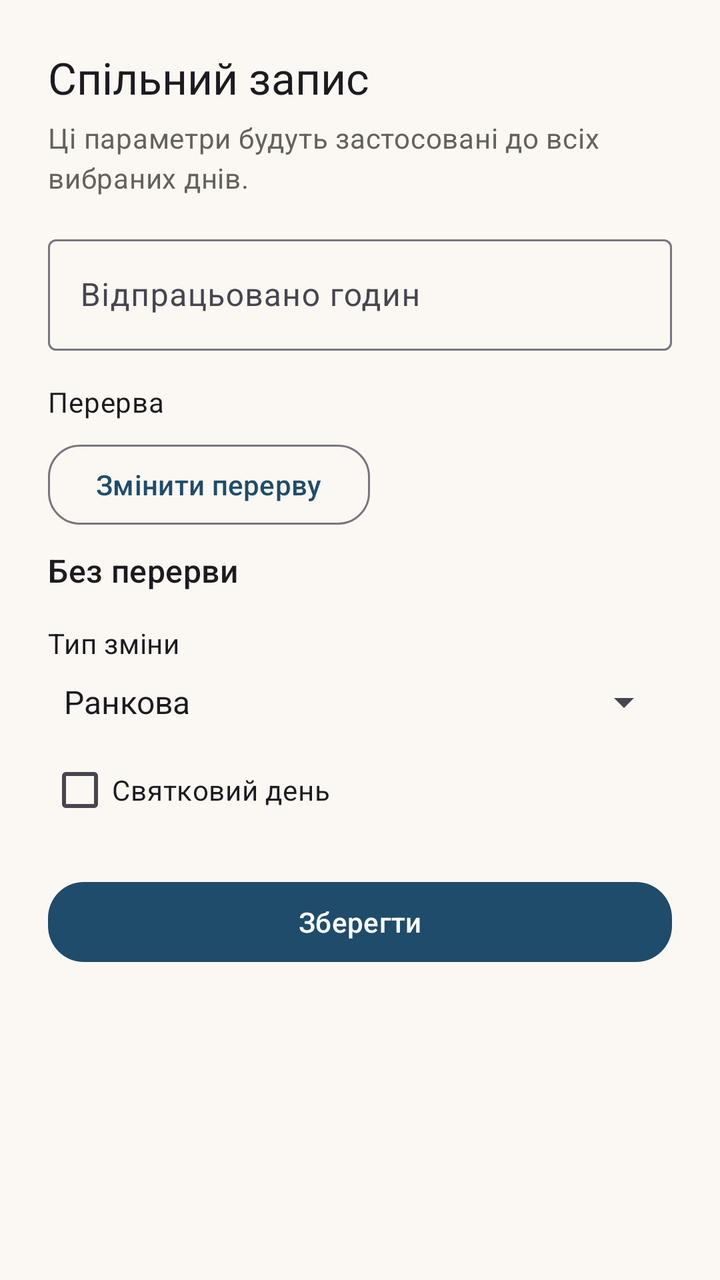
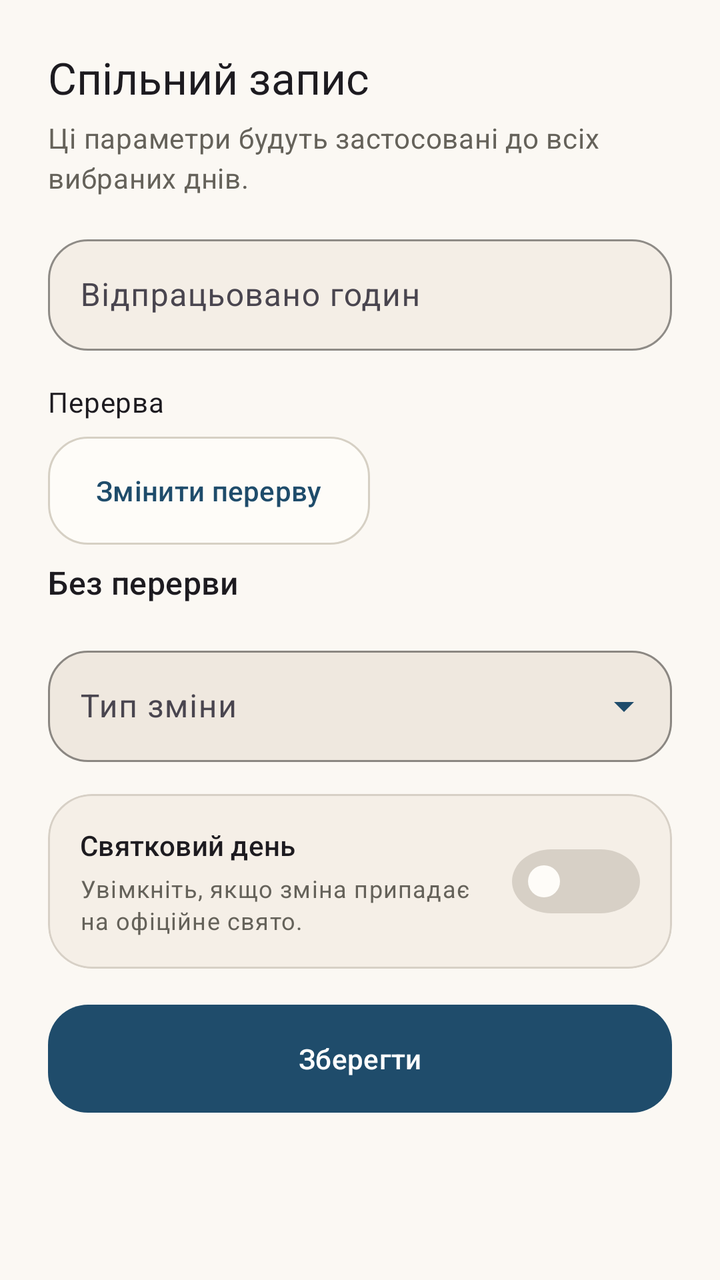

Before-and-after screenshots of an Android layout around one commit, followed by the original layout XML and the change that was made.
<!-- AndroidManifest.xml: application theme Theme.WorkTracker -->
<!-- res/layout/dialog_bulk_entry.xml -->
<ScrollView xmlns:android="http://schemas.android.com/apk/res/android"
    xmlns:app="http://schemas.android.com/apk/res-auto"
    android:layout_width="match_parent"
    android:layout_height="wrap_content"
    android:fillViewport="true">

<LinearLayout
    android:layout_width="match_parent"
    android:layout_height="wrap_content"
    android:orientation="vertical"
    android:padding="24dp">

    <TextView
        android:layout_width="wrap_content"
        android:layout_height="wrap_content"
        android:text="Спільний запис"
        style="@style/TextAppearance.Material3.TitleLarge" />

    <TextView
        android:layout_width="match_parent"
        android:layout_height="wrap_content"
        android:layout_marginTop="6dp"
        android:text="Ці параметри будуть застосовані до всіх вибраних днів."
        android:textColor="@color/chart_axis_text"
        style="@style/TextAppearance.Material3.BodyMedium" />

    <com.google.android.material.textfield.TextInputLayout
        android:layout_width="match_parent"
        android:layout_height="wrap_content"
        android:layout_marginTop="16dp">

        <com.google.android.material.textfield.TextInputEditText
            android:id="@+id/inputHours"
            android:layout_width="match_parent"
            android:layout_height="wrap_content"
            android:hint="@string/worked_hours"
            android:inputType="numberDecimal" />
    </com.google.android.material.textfield.TextInputLayout>

    <TextView
        android:layout_width="wrap_content"
        android:layout_height="wrap_content"
        android:layout_marginTop="16dp"
        android:text="@string/break_picker_label"
        style="@style/TextAppearance.Material3.BodyMedium" />

    <com.google.android.material.button.MaterialButton
        android:id="@+id/buttonPickBreak"
        style="@style/Widget.Material3.Button.OutlinedButton"
        android:layout_width="wrap_content"
        android:layout_height="wrap_content"
        android:layout_marginTop="8dp"
        android:text="@string/break_picker_change"
        app:cornerRadius="16dp" />

    <TextView
        android:id="@+id/textBreakValue"
        android:layout_width="wrap_content"
        android:layout_height="wrap_content"
        android:layout_marginTop="8dp"
        android:text="@string/break_picker_zero"
        style="@style/TextAppearance.Material3.TitleMedium" />
    <TextView
        android:layout_width="wrap_content"
        android:layout_height="wrap_content"
        android:layout_marginTop="16dp"
        android:text="@string/shift_type"
        style="@style/TextAppearance.Material3.BodyMedium" />

    <Spinner
        android:id="@+id/spinnerShift"
        android:layout_width="match_parent"
        android:layout_height="wrap_content"
        android:entries="@array/shift_types"
        android:layout_marginTop="8dp" />

    <com.google.android.material.checkbox.MaterialCheckBox
        android:id="@+id/checkHoliday"
        android:layout_width="wrap_content"
        android:layout_height="wrap_content"
        android:text="@string/holiday"
        android:layout_marginTop="8dp" />

    <com.google.android.material.button.MaterialButton
        android:id="@+id/buttonSaveBulk"
        android:layout_width="match_parent"
        android:layout_height="wrap_content"
        android:text="@string/save"
        android:layout_marginTop="18dp"
        app:cornerRadius="18dp" />
</LinearLayout>
</ScrollView>
<!-- resources referenced by this layout -->
<resources>
  <string-array name="shift_types">
          <item>Ранкова</item>
          <item>Денна</item>
          <item>Нічна</item>
      </string-array>
  <style name="Theme.WorkTracker" parent="Theme.Material3.Light.NoActionBar">
          <item name="colorPrimary">@color/primary</item>
          <item name="colorOnPrimary">@color/onPrimary</item>
          <item name="colorPrimaryContainer">@color/primaryContainer</item>
          <item name="colorOnPrimaryContainer">@color/onPrimaryContainer</item>
          <item name="colorSecondary">@color/secondary</item>
          <item name="colorOnSecondary">@color/onSecondary</item>
          <item name="colorSecondaryContainer">@color/secondaryContainer</item>
          <item name="colorOnSecondaryContainer">@color/onSecondaryContainer</item>
          <item name="colorTertiary">@color/tertiary</item>
          <item name="colorOnTertiary">@color/onTertiary</item>
          <item name="colorTertiaryContainer">@color/tertiaryContainer</item>
          <item name="colorOnTertiaryContainer">@color/onTertiaryContainer</item>
          <item name="colorError">@color/error</item>
          <item name="colorOnError">@color/onError</item>
          <item name="android:windowBackground">@color/background</item>
          <item name="android:statusBarColor">@android:color/transparent</item>
          <item name="android:navigationBarColor">@android:color/transparent</item>
          <item name="colorOnBackground">@color/onBackground</item>
          <item name="android:colorBackground">@color/background</item>
          <item name="colorSurface">@color/surface</item>
          <item name="colorOnSurface">@color/onSurface</item>
          <item name="materialAlertDialogTheme">@style/ThemeOverlay.WorkTracker.MaterialAlertDialog</item>
      </style>
  <!-- unchanged entries left out for length: 28 -->
</resources>

<!-- the commit's change to res/layout/dialog_bulk_entry.xml (unified diff, before → after) -->
@@ -25,15 +25,17 @@
         style="@style/TextAppearance.Material3.BodyMedium" />
 
     <com.google.android.material.textfield.TextInputLayout
+        style="@style/Widget.WorkTracker.TextInputLayout"
         android:layout_width="match_parent"
         android:layout_height="wrap_content"
-        android:layout_marginTop="16dp">
+        android:layout_marginTop="16dp"
+        android:hint="@string/worked_hours">
 
         <com.google.android.material.textfield.TextInputEditText
             android:id="@+id/inputHours"
+            style="@style/Widget.WorkTracker.TextInputEditText"
             android:layout_width="match_parent"
             android:layout_height="wrap_content"
-            android:hint="@string/worked_hours"
             android:inputType="numberDecimal" />
     </com.google.android.material.textfield.TextInputLayout>
 
@@ -46,12 +48,11 @@
 
     <com.google.android.material.button.MaterialButton
         android:id="@+id/buttonPickBreak"
-        style="@style/Widget.Material3.Button.OutlinedButton"
+        style="@style/Widget.WorkTracker.Button.Outlined"
         android:layout_width="wrap_content"
         android:layout_height="wrap_content"
         android:layout_marginTop="8dp"
-        android:text="@string/break_picker_change"
-        app:cornerRadius="16dp" />
+        android:text="@string/break_picker_change" />
 
     <TextView
         android:id="@+id/textBreakValue"
@@ -60,33 +61,74 @@
         android:layout_marginTop="8dp"
         android:text="@string/break_picker_zero"
         style="@style/TextAppearance.Material3.TitleMedium" />
-    <TextView
-        android:layout_width="wrap_content"
+    <com.google.android.material.textfield.TextInputLayout
+        android:id="@+id/layoutBulkShiftType"
+        style="@style/Widget.WorkTracker.TextInputLayout.Dropdown"
+        android:layout_width="match_parent"
+        android:layout_height="wrap_content"
+        android:layout_marginTop="18dp"
+        android:hint="@string/shift_type">
+
+        <com.google.android.material.textfield.MaterialAutoCompleteTextView
+            android:id="@+id/inputBulkShiftType"
+            style="@style/Widget.WorkTracker.DropdownInput"
+            android:layout_width="match_parent"
+            android:layout_height="wrap_content"
+            android:inputType="none" />
+    </com.google.android.material.textfield.TextInputLayout>
+
+    <com.google.android.material.card.MaterialCardView
+        android:layout_width="match_parent"
         android:layout_height="wrap_content"
         android:layout_marginTop="16dp"
-        android:text="@string/shift_type"
-        style="@style/TextAppearance.Material3.BodyMedium" />
+        app:cardBackgroundColor="@color/toggle_panel"
+        app:cardCornerRadius="22dp"
+        app:cardElevation="0dp"
+        app:strokeColor="@color/toggle_panel_stroke"
+        app:strokeWidth="1dp">
 
-    <Spinner
-        android:id="@+id/spinnerShift"
-        android:layout_width="match_parent"
-        android:layout_height="wrap_content"
-        android:entries="@array/shift_types"
-        android:layout_marginTop="8dp" />
+        <LinearLayout
+            android:layout_width="match_parent"
+            android:layout_height="wrap_content"
+            android:gravity="center_vertical"
+            android:orientation="horizontal"
+            android:padding="16dp">
 
-    <com.google.android.material.checkbox.MaterialCheckBox
-        android:id="@+id/checkHoliday"
-        android:layout_width="wrap_content"
-        android:layout_height="wrap_content"
-        android:text="@string/holiday"
-        android:layout_marginTop="8dp" />
+            <LinearLayout
+                android:layout_width="0dp"
+                android:layout_height="wrap_content"
+                android:layout_weight="1"
+                android:orientation="vertical">
+
+                <TextView
+                    android:layout_width="wrap_content"
+                    android:layout_height="wrap_content"
+                    android:text="@string/holiday"
+                    style="@style/TextAppearance.Material3.TitleSmall" />
+
+                <TextView
+                    android:layout_width="wrap_content"
+                    android:layout_height="wrap_content"
+                    android:layout_marginTop="4dp"
+                    android:text="@string/holiday_toggle_hint"
+                    android:textColor="@color/chart_axis_text"
+                    style="@style/TextAppearance.Material3.BodySmall" />
+            </LinearLayout>
+
+            <com.google.android.material.switchmaterial.SwitchMaterial
+                android:id="@+id/checkHoliday"
+                style="@style/Widget.WorkTracker.Switch"
+                android:layout_width="wrap_content"
+                android:layout_height="wrap_content"
+                android:layout_marginStart="12dp" />
+        </LinearLayout>
+    </com.google.android.material.card.MaterialCardView>
 
     <com.google.android.material.button.MaterialButton
         android:id="@+id/buttonSaveBulk"
         android:layout_width="match_parent"
         android:layout_height="wrap_content"
         android:text="@string/save"
-        android:layout_marginTop="18dp"
-        app:cornerRadius="18dp" />
+        android:layout_marginTop="18dp" />
 </LinearLayout>
 </ScrollView>
<!-- resource entries referenced after the edit -->
@@ -1,10 +1,50 @@
 <!-- resources referenced by this layout -->
 <resources>
-  <string-array name="shift_types">
-          <item>Ранкова</item>
-          <item>Денна</item>
-          <item>Нічна</item>
-      </string-array>
+  <color name="toggle_panel">#F5EFE7</color>
+  <color name="toggle_panel_stroke">#D7D0C6</color>
+  <string name="holiday_toggle_hint">Увімкніть, якщо зміна припадає на офіційне свято.</string>
+  <style name="Widget.WorkTracker.Button.Outlined" parent="Widget.Material3.Button.OutlinedButton">
+          <item name="cornerRadius">20dp</item>
+          <item name="android:minHeight">54dp</item>
+          <item name="android:insetTop">0dp</item>
+          <item name="android:insetBottom">0dp</item>
+          <item name="backgroundTint">@color/surface</item>
+          <item name="strokeColor">@color/job_card_stroke</item>
+          <item name="android:textColor">@color/primary</item>
+          <item name="iconTint">@color/primary</item>
+      </style>
+  <style name="Widget.WorkTracker.DropdownInput" parent="@style/Widget.WorkTracker.TextInputEditText">
+          <item name="android:popupBackground">@drawable/bg_dropdown_popup</item>
+          <item name="android:dropDownVerticalOffset">8dp</item>
+          <item name="android:dropDownHorizontalOffset">0dp</item>
+          <item name="android:dropDownSelector">@drawable/bg_dropdown_option_item</item>
+      </style>
+  <style name="Widget.WorkTracker.Switch" parent="Widget.Material3.CompoundButton.MaterialSwitch">
+          <item name="thumbTint">@color/switch_thumb_tint</item>
+          <item name="trackTint">@color/switch_track_tint</item>
+      </style>
+  <style name="Widget.WorkTracker.TextInputEditText" parent="Widget.Material3.TextInputEditText.OutlinedBox">
+          <item name="android:textColor">@color/field_text</item>
+          <item name="android:textColorHint">@color/field_hint</item>
+          <item name="android:textSize">16sp</item>
+      </style>
+  <style name="Widget.WorkTracker.TextInputLayout" parent="Widget.Material3.TextInputLayout.OutlinedBox">
+          <item name="boxBackgroundColor">@color/field_surface</item>
+          <item name="boxStrokeColor">@color/job_card_stroke</item>
+          <item name="boxStrokeWidth">1dp</item>
+          <item name="boxStrokeWidthFocused">2dp</item>
+          <item name="hintTextColor">@color/field_hint</item>
+          <item name="shapeAppearanceOverlay">@style/ShapeAppearanceOverlay.WorkTracker.Field</item>
+      </style>
+  <style name="Widget.WorkTracker.TextInputLayout.Dropdown" parent="Widget.Material3.TextInputLayout.OutlinedBox.ExposedDropdownMenu">
+          <item name="boxBackgroundColor">@color/field_surface_alt</item>
+          <item name="boxStrokeColor">@color/job_card_stroke</item>
+          <item name="boxStrokeWidth">1dp</item>
+          <item name="boxStrokeWidthFocused">2dp</item>
+          <item name="hintTextColor">@color/field_hint</item>
+          <item name="endIconTint">@color/primary</item>
+          <item name="shapeAppearanceOverlay">@style/ShapeAppearanceOverlay.WorkTracker.Field</item>
+      </style>
   <style name="Theme.WorkTracker" parent="Theme.Material3.Light.NoActionBar">
           <item name="colorPrimary">@color/primary</item>
           <item name="colorOnPrimary">@color/onPrimary</item>
@@ -27,7 +67,62 @@
           <item name="android:colorBackground">@color/background</item>
           <item name="colorSurface">@color/surface</item>
           <item name="colorOnSurface">@color/onSurface</item>
+          <item name="materialButtonStyle">@style/Widget.WorkTracker.Button</item>
           <item name="materialAlertDialogTheme">@style/ThemeOverlay.WorkTracker.MaterialAlertDialog</item>
+      </style>
+  <color name="job_card_stroke">#D6D0C4</color>
+  <!-- drawable bg_dropdown_popup (drawable) -->
+  <?xml version="1.0" encoding="utf-8"?>
+  <inset xmlns:android="http://schemas.android.com/apk/res/android"
+      android:insetTop="8dp"
+      android:insetBottom="8dp">
+  
+      <shape android:shape="rectangle">
+          <solid android:color="@color/surface" />
+          <corners android:radius="24dp" />
+          <stroke
+              android:width="1dp"
+              android:color="@color/job_card_stroke" />
+      </shape>
+  </inset>
+  <!-- drawable bg_dropdown_option_item (drawable) -->
+  <?xml version="1.0" encoding="utf-8"?>
+  <selector xmlns:android="http://schemas.android.com/apk/res/android">
+      <item android:state_pressed="true">
+          <shape android:shape="rectangle">
+              <solid android:color="@color/primaryContainer" />
+              <corners android:radius="18dp" />
+          </shape>
+      </item>
+      <item android:state_selected="true">
+          <shape android:shape="rectangle">
+              <solid android:color="@color/primaryContainer" />
+              <corners android:radius="18dp" />
+          </shape>
+      </item>
+      <item>
+          <shape android:shape="rectangle">
+              <solid android:color="@android:color/transparent" />
+              <corners android:radius="18dp" />
+          </shape>
+      </item>
+  </selector>
+  <color name="field_text">#1F1B16</color>
+  <color name="field_hint">#746B62</color>
+  <color name="field_surface">#F4EEE6</color>
+  <style name="ShapeAppearanceOverlay.WorkTracker.Field" parent="">
+          <item name="cornerFamily">rounded</item>
+          <item name="cornerSize">20dp</item>
+      </style>
+  <color name="field_surface_alt">#EFE8DF</color>
+  <style name="Widget.WorkTracker.Button" parent="Widget.Material3.Button">
+          <item name="cornerRadius">20dp</item>
+          <item name="android:minHeight">54dp</item>
+          <item name="android:insetTop">0dp</item>
+          <item name="android:insetBottom">0dp</item>
+          <item name="backgroundTint">@color/primary</item>
+          <item name="android:textColor">@color/onPrimary</item>
+          <item name="iconTint">@color/onPrimary</item>
       </style>
   <!-- unchanged entries left out for length: 28 -->
 </resources>
